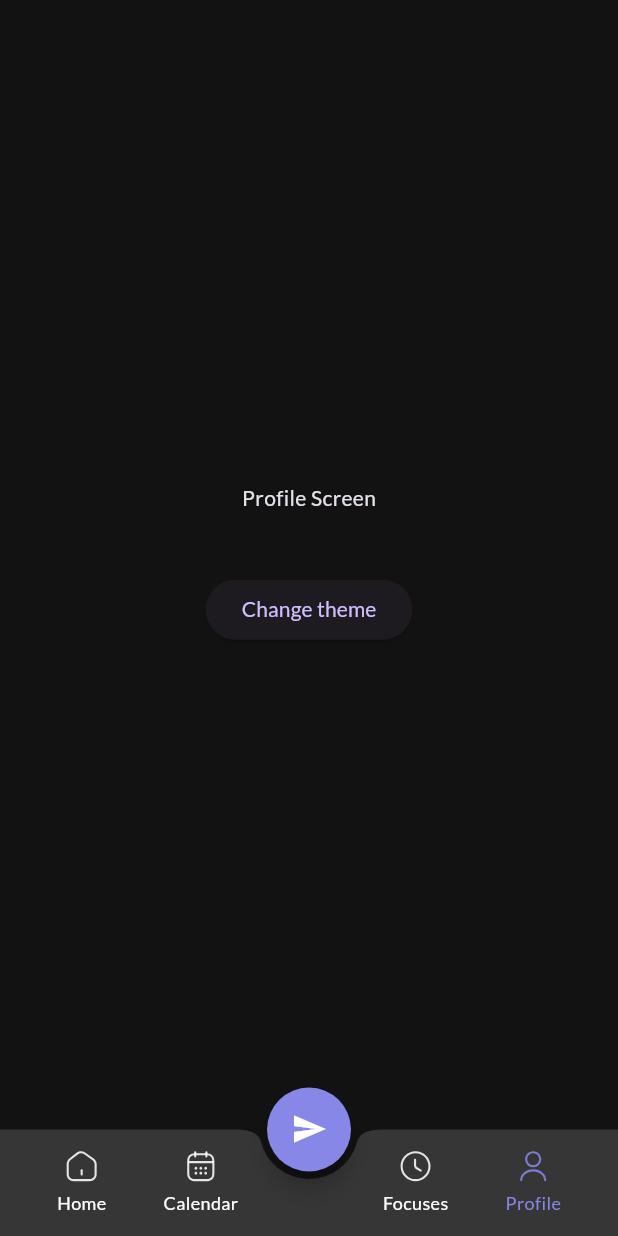
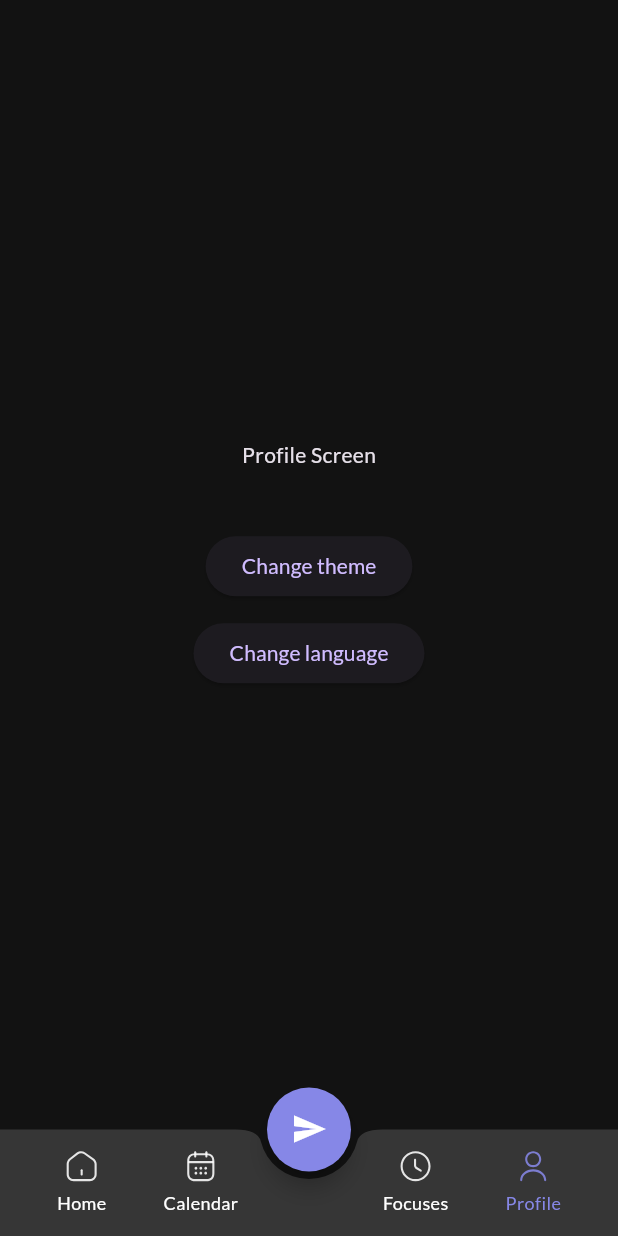
Before and after one commit to tiendungtsptvn/minimalist_bloc_clean_architecture, a Flutter app: the screen it shows after launch, item 4 of the bottom bar chosen, after a tap on "Change theme", on a phone screen of 412 x 824 dp. Run offline on Flutter 3.47's test engine with Material 3 defaults, Android fonts, the light colour scheme and no system bars; our stand-ins replace easy_localization, equatable, flutter_bloc, flutter_screenutil, flutter_svg, shared_preferences; generated files the repository leaves out were written again.

Commit message:
Add multi language

```diff
--- /dev/null
+++ b/assets/languages/en-US.json
@@ -0,0 +1,6 @@
+{
+  "home": "Home",
+  "calendar": "Calendar",
+  "focuses": "Focuses",
+  "profile": "Profile"
+}
--- /dev/null
+++ b/assets/languages/vi-VN.json
@@ -0,0 +1,6 @@
+{
+  "home": "Trang chủ",
+  "calendar": "Lịch",
+  "focuses": "Tập trung",
+  "profile": "Hồ sơ"
+}
--- /dev/null
+++ b/lib/app.dart
@@ -0,0 +1,67 @@
+
+import 'package:easy_localization/easy_localization.dart';
+import 'package:flutter/material.dart';
+import 'package:flutter_bloc/flutter_bloc.dart';
+import 'package:flutter_screenutil/flutter_screenutil.dart';
+import 'package:minimalist_bloc_clean_architecture/presentation/app/bloc/app_bloc.dart';
+import 'package:minimalist_bloc_clean_architecture/presentation/screens/main_screen/main_screen.dart';
+import 'package:minimalist_bloc_clean_architecture/presentation/shared_view/bottom_bar/bloc/bottom_bar_bloc.dart';
+import 'package:minimalist_bloc_clean_architecture/resource/app_languages.dart';
+import 'package:minimalist_bloc_clean_architecture/resource/style/app_themes.dart';
+
+class MyApp extends StatefulWidget {
+  const MyApp({super.key});
+
+  @override
+  State<MyApp> createState() => _MyAppState();
+}
+
+class _MyAppState extends State<MyApp> {
+  late GlobalAppCubit appBloc;
+
+  @override
+  void initState() {
+    appBloc = GlobalAppCubit();
+    super.initState();
+  }
+
+  @override
+  Widget build(BuildContext context) {
+    return EasyLocalization(
+      supportedLocales: AppLanguages.supportedLocales,
+      path: AppLanguages.path,
+      fallbackLocale: AppLanguages.fallbackLocale,
+      child: ScreenUtilInit(
+        designSize: const Size(375, 812),
+        minTextAdapt: true,
+        splitScreenMode: true,
+        builder: (context, child) {
+          return BlocProvider.value(
+            value: appBloc,
+            child: BlocBuilder<GlobalAppCubit, GlobalAppState>(
+              bloc: appBloc,
+              builder: (context, state) {
+                return MaterialApp(
+                  title: 'Flutter Demo',
+                  theme: lightTheme,
+                  darkTheme: darkTheme,
+                  debugShowCheckedModeBanner: false,
+                  themeMode: state.isDarkTheme ? ThemeMode.dark : ThemeMode.light,
+                  localizationsDelegates: context.localizationDelegates,
+                  supportedLocales: context.supportedLocales,
+                  locale: context.locale,
+                  home: MultiBlocProvider(
+                    providers: [
+                      BlocProvider(create: (context) => BottomBarCubit()),
+                    ],
+                    child: const MainScreen(),
+                  ),
+                );
+              },
+            ),
+          );
+        },
+      ),
+    );
+  }
+}
--- a/lib/base/bloc/base_state_app.dart
+++ b/lib/base/bloc/base_state_app.dart
@@ -1,4 +1,5 @@
 import 'package:equatable/equatable.dart';
+import 'package:flutter/cupertino.dart';
 
 abstract class BaseStateApp extends Equatable {
   const BaseStateApp();
--- /dev/null
+++ b/lib/constant/string.dart
@@ -0,0 +1,7 @@
+class AppStrings {
+  const AppStrings._();
+
+  static const String appName = "Minimalist Bloc Clean Architecture";
+  static const String currentLanguageCodeApp = "current_language_code_app";
+  static const String currentCountryCodeApp = "current_country_code_app";
+}
--- a/lib/main.dart
+++ b/lib/main.dart
@@ -1,58 +1,9 @@
+import 'package:easy_localization/easy_localization.dart';
 import 'package:flutter/material.dart';
-import 'package:flutter_bloc/flutter_bloc.dart';
-import 'package:flutter_screenutil/flutter_screenutil.dart';
-import 'package:minimalist_bloc_clean_architecture/presentation/app/bloc/app_bloc.dart';
-import 'package:minimalist_bloc_clean_architecture/presentation/screens/main_screen/main_screen.dart';
-import 'package:minimalist_bloc_clean_architecture/presentation/shared_view/bottom_bar/bloc/bottom_bar_bloc.dart';
-import 'package:minimalist_bloc_clean_architecture/resource/style/app_themes.dart';
+import 'app.dart';
 
-void main() {
+void main() async {
+  WidgetsFlutterBinding.ensureInitialized();
+  await EasyLocalization.ensureInitialized();
   runApp(const MyApp());
 }
-
-class MyApp extends StatefulWidget {
-  const MyApp({super.key});
-
-  @override
-  State<MyApp> createState() => _MyAppState();
-}
-
-class _MyAppState extends State<MyApp> {
-  late AppBloc appBloc;
-
-  @override
-  void initState() {
-    appBloc = AppBloc();
-    super.initState();
-  }
-
-  @override
-  Widget build(BuildContext context) {
-    return ScreenUtilInit(
-      designSize: const Size(375, 812),
-      minTextAdapt: true,
-      splitScreenMode: true,
-      builder: (context, child) {
-        return BlocProvider.value(
-          value: appBloc,
-          child: BlocBuilder<AppBloc, AppState>(
-            builder: (context, state) {
-              return MaterialApp(
-                title: 'Flutter Demo',
-                theme: lightTheme,
-                darkTheme: darkTheme,
-                themeMode: state.isDarkTheme ? ThemeMode.dark : ThemeMode.light,
-                home: MultiBlocProvider(
-                  providers: [
-                    BlocProvider(create: (context) => BottomBarCubit()),
-                  ],
-                  child: const MainScreen(),
-                ),
-              );
-            },
-          ),
-        );
-      },
-    );
-  }
-}
--- a/lib/presentation/app/bloc/app_bloc.dart
+++ b/lib/presentation/app/bloc/app_bloc.dart
@@ -1,5 +1,11 @@
+import 'dart:io';
+import 'dart:ui';
+
 import 'package:minimalist_bloc_clean_architecture/base/bloc/bloc.dart';
+import 'package:minimalist_bloc_clean_architecture/constant/string.dart';
 import 'package:minimalist_bloc_clean_architecture/resource/style/app_themes.dart';
+import 'package:minimalist_bloc_clean_architecture/utils/app_utils.dart';
+import 'package:shared_preferences/shared_preferences.dart';
 import 'app_state.dart';
 
 export 'app_state.dart';
@@ -7,16 +13,84 @@ export 'app_state.dart';
 /// Bloc for manage state of global app.
 ///
 /// Use for: theme, language, ...
-class AppBloc extends BaseCubitApp<AppState> {
-  AppBloc() : super(const AppState(isDarkTheme: false));
+class GlobalAppCubit extends BaseCubitApp<GlobalAppState> {
+  GlobalAppCubit() : super(const GlobalAppState());
 
+  late SharedPreferences _prefs;
+  late Future<void> Function(Locale locale) _contextSetLocale;
+
+  void init() {}
+
+  /// Change app theme.
   void changeTheme() {
     _updateThemeSetting(!state.isDarkTheme);
     emit(state.copyWith(isDarkTheme: !state.isDarkTheme));
   }
 
+  /// Update theme setting.
   void _updateThemeSetting(bool isDarkTheme) {
-    AppThemeSetting.currentAppThemeType =
-        isDarkTheme ? AppThemeType.dark : AppThemeType.light;
+    AppThemeSetting.currentAppThemeType = isDarkTheme ? AppThemeType.dark : AppThemeType.light;
+  }
+
+  /// Init locale.
+  /// Get locale from shared preferences ìf exist else get device locale.
+  /// Note: you just can call it after Localization initialized.
+  Future<void> initLocale({
+    required Future<void> Function(Locale locale) contextSetLocale,
+  }) async {
+    _contextSetLocale = contextSetLocale;
+    // Get locale from shared preferences.
+    _prefs = await SharedPreferences.getInstance();
+    final Locale? locale = await _getLocaleFromSharedPreferences(_prefs);
+    // If saved locale not null set it as current locale.
+    if (locale != null) {
+      emit(state.copyWith(currentLocale: locale));
+      _contextSetLocale(locale);
+      return;
+    }
+    // If saved locale null set device locale as current locale.
+    final deviceLocale = AppUtils.getLocaleFromLocaleName(Platform.localeName);
+    if (deviceLocale != null) {
+      emit(state.copyWith(currentLocale: deviceLocale));
+      _contextSetLocale(deviceLocale);
+    }
+  }
+
+  void changeAppLocale(Locale locale) {
+    if (locale.languageCode != state.currentLocale.languageCode ||
+        locale.countryCode != state.currentLocale.countryCode) {
+      _saveLocaleToSharedPreferences(_prefs, locale.languageCode, locale.countryCode);
+      _contextSetLocale(locale);
+      emit(state.copyWith(currentLocale: locale));
+    }
+  }
+
+  /// Get language code from shared preferences.
+  Future<Locale?> _getLocaleFromSharedPreferences(SharedPreferences prefs) async {
+    String? languageCode;
+    String? countryCode;
+    try {
+      languageCode = prefs.getString(AppStrings.currentLanguageCodeApp);
+      countryCode = prefs.getString(AppStrings.currentCountryCodeApp);
+    } catch (_) {}
+    if (languageCode != null) {
+      return Locale(languageCode, countryCode);
+    }
+    return null;
+  }
+
+  /// Save language code to shared preferences.
+  /// Include: save language code and country code.
+  void _saveLocaleToSharedPreferences(
+    SharedPreferences prefs,
+    String languageCode,
+    String? countryCode,
+  ) async {
+    try {
+      prefs.setString(AppStrings.currentLanguageCodeApp, languageCode);
+      if (countryCode != null) {
+        prefs.setString(AppStrings.currentCountryCodeApp, countryCode);
+      }
+    } catch (_) {}
   }
 }
--- a/lib/presentation/app/bloc/app_state.dart
+++ b/lib/presentation/app/bloc/app_state.dart
@@ -1,13 +1,23 @@
+import 'dart:ui';
+
 import 'package:minimalist_bloc_clean_architecture/base/bloc/bloc.dart';
+import 'package:minimalist_bloc_clean_architecture/resource/app_languages.dart';
 
-class AppState extends BaseStateApp {
+class GlobalAppState extends BaseStateApp {
   final bool isDarkTheme;
-  const AppState({required this.isDarkTheme});
+  final Locale currentLocale;
+  const GlobalAppState({
+    this.isDarkTheme = false,
+    this.currentLocale = AppLanguages.fallbackLocale,
+  });
 
-  copyWith({bool? isDarkTheme}) {
-    return AppState(isDarkTheme: isDarkTheme ?? this.isDarkTheme);
+  copyWith({bool? isDarkTheme, Locale? currentLocale}) {
+    return GlobalAppState(
+      isDarkTheme: isDarkTheme ?? this.isDarkTheme,
+      currentLocale: currentLocale ?? this.currentLocale,
+    );
   }
 
   @override
-  List<Object?> get props => [isDarkTheme];
+  List<Object?> get props => [isDarkTheme, currentLocale];
 }
--- a/lib/presentation/screens/main_screen/main_screen.dart
+++ b/lib/presentation/screens/main_screen/main_screen.dart
@@ -1,6 +1,8 @@
+import 'package:easy_localization/easy_localization.dart';
 import 'package:flutter/material.dart';
 import 'package:flutter_bloc/flutter_bloc.dart';
 import 'package:minimalist_bloc_clean_architecture/base/widgets/base_screen_app.dart';
+import 'package:minimalist_bloc_clean_architecture/presentation/app/bloc/app_bloc.dart';
 import 'package:minimalist_bloc_clean_architecture/presentation/screens/calendar/calendar.dart';
 import 'package:minimalist_bloc_clean_architecture/presentation/screens/focuses/focuses.dart';
 import 'package:minimalist_bloc_clean_architecture/presentation/screens/home/home.dart';
@@ -26,6 +28,14 @@ final mainTabsApp = [
 ];
 
 class _MainScreenState extends BaseScreenAppState<MainScreen> {
+
+
+  @override
+  void didChangeDependencies() {
+    ReadContext(context).read<GlobalAppCubit>().initLocale(contextSetLocale: context.setLocale);
+    super.didChangeDependencies();
+  }
+
   @override
   Widget buildScreen(BuildContext context) {
     return BlocBuilder<BottomBarCubit, BottomBarState>(
--- a/lib/presentation/screens/profile/profile_screen.dart
+++ b/lib/presentation/screens/profile/profile_screen.dart
@@ -1,3 +1,4 @@
+import 'package:easy_localization/easy_localization.dart';
 import 'package:flutter/material.dart';
 import 'package:minimalist_bloc_clean_architecture/base/widgets/widget.dart';
 import 'package:minimalist_bloc_clean_architecture/presentation/app/bloc/app_bloc.dart';
@@ -23,10 +24,24 @@ class _ProfileScreenState extends BaseScreenAppState<ProfileScreen> {
             height: 40,
           ),
           ElevatedButton(
-              onPressed: () {
-                BlocProvider.of<AppBloc>(context, listen: false).changeTheme();
-              },
-              child: const Text("Change theme"))
+            onPressed: () {
+              BlocProvider.of<GlobalAppCubit>(context, listen: false).changeTheme();
+            },
+            child: const Text("Change theme"),
+          ),
+          const SizedBox(
+            height: 10,
+          ),
+          ElevatedButton(
+            onPressed: () {
+              if(context.locale.languageCode == 'en'){
+                ReadContext(context).read<GlobalAppCubit>().changeAppLocale(const Locale('vi', 'VN'));
+              }else{
+                ReadContext(context).read<GlobalAppCubit>().changeAppLocale(const Locale('en', 'US'));
+              }
+            },
+            child: const Text("Change language"),
+          ),
         ],
       ),
     );
--- a/lib/presentation/shared_view/bottom_bar/bottom_bar.dart
+++ b/lib/presentation/shared_view/bottom_bar/bottom_bar.dart
@@ -1,8 +1,10 @@
+import 'package:easy_localization/easy_localization.dart';
 import 'package:flutter/material.dart';
 import 'package:flutter_bloc/flutter_bloc.dart';
 import 'package:flutter_screenutil/flutter_screenutil.dart';
 import 'package:minimalist_bloc_clean_architecture/presentation/shared_view/bottom_bar/bottom_bar.dart';
 import 'package:minimalist_bloc_clean_architecture/resource/gen/assets.gen.dart';
+import 'package:minimalist_bloc_clean_architecture/resource/gen/locale_keys.g.dart';
 import 'package:minimalist_bloc_clean_architecture/resource/style/app_colors.dart';
 
 export 'bloc/bottom_bar_bloc.dart';
@@ -47,7 +49,7 @@ class BottomBarApp extends StatelessWidget {
                   height: 5.r,
                 ),
                 Text(
-                  'Home',
+                  LocaleKeys.home.tr(),
                   style: TextStyle(
                     color: (tabIndex == 0)
                         ? AppColors.current.primaryColor
@@ -79,7 +81,7 @@ class BottomBarApp extends StatelessWidget {
                   height: 5.r,
                 ),
                 Text(
-                  'Calendar',
+                  LocaleKeys.calendar.tr(),
                   style: TextStyle(
                     color: (tabIndex == 1)
                         ? AppColors.current.primaryColor
@@ -114,7 +116,7 @@ class BottomBarApp extends StatelessWidget {
                   height: 5.r,
                 ),
                 Text(
-                  'Focuses',
+                  LocaleKeys.focuses.tr(),
                   style: TextStyle(
                     color: (tabIndex == 2)
                         ? AppColors.current.primaryColor
@@ -146,7 +148,7 @@ class BottomBarApp extends StatelessWidget {
                   height: 5.r,
                 ),
                 Text(
-                  'Profile',
+                  LocaleKeys.profile.tr(),
                   style: TextStyle(
                     color: (tabIndex == 3)
                         ? AppColors.current.primaryColor
--- /dev/null
+++ b/lib/resource/app_languages.dart
@@ -0,0 +1,16 @@
+import 'dart:ui';
+
+class AppLanguages {
+  const AppLanguages._();
+
+  static const supportedLocales = [
+    Locale('en', 'US'),
+    Locale('vi', 'VN'),
+  ];
+
+  /// Change the path of the translation files
+  static const path =  'assets/languages';
+  /// Default locale.
+  static const fallbackLocale = Locale('en', 'US');
+
+}
--- /dev/null
+++ b/lib/utils/app_utils.dart
@@ -0,0 +1,13 @@
+import 'dart:ui';
+
+class AppUtils{
+  AppUtils._();
+
+  static Locale? getLocaleFromLocaleName(String localeName){
+    final localeInfo = localeName.split('_');
+    if(localeInfo.length == 2){
+      return Locale(localeInfo[0], localeInfo[1]);
+    }
+    return null;
+  }
+}
```
Also changed, not shown: pubspec.yaml (+10 -4 lines), lib/resource/gen/codegen_loader.g.dart (added), lib/resource/gen/locale_keys.g.dart (added), 6 other files.
